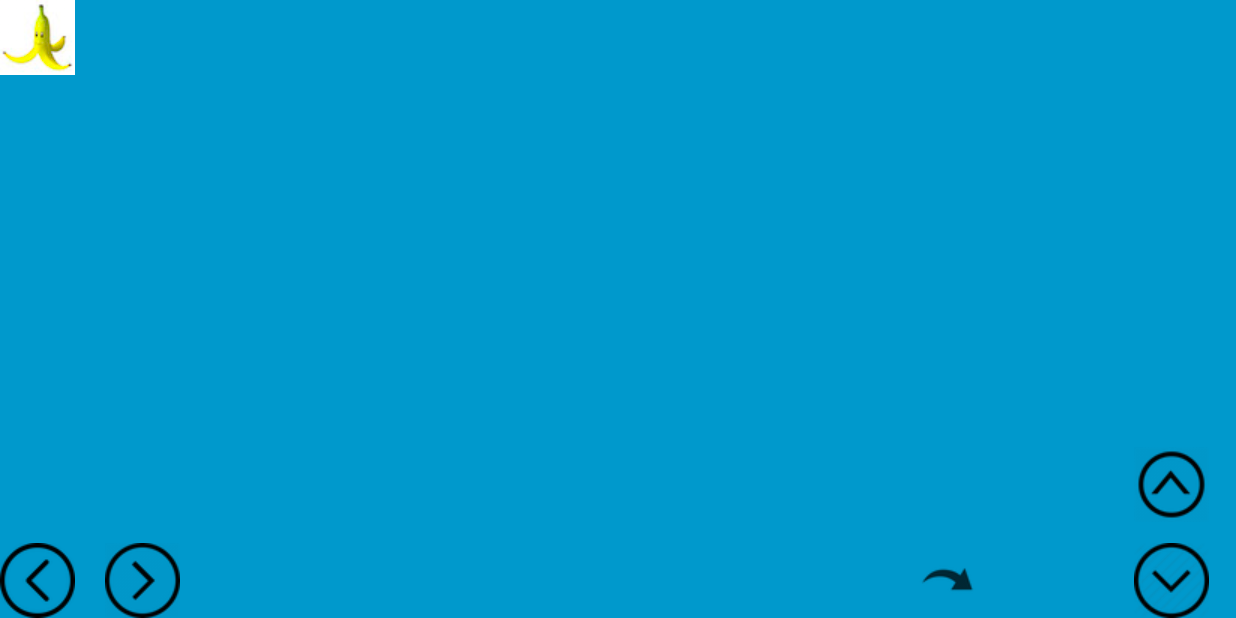
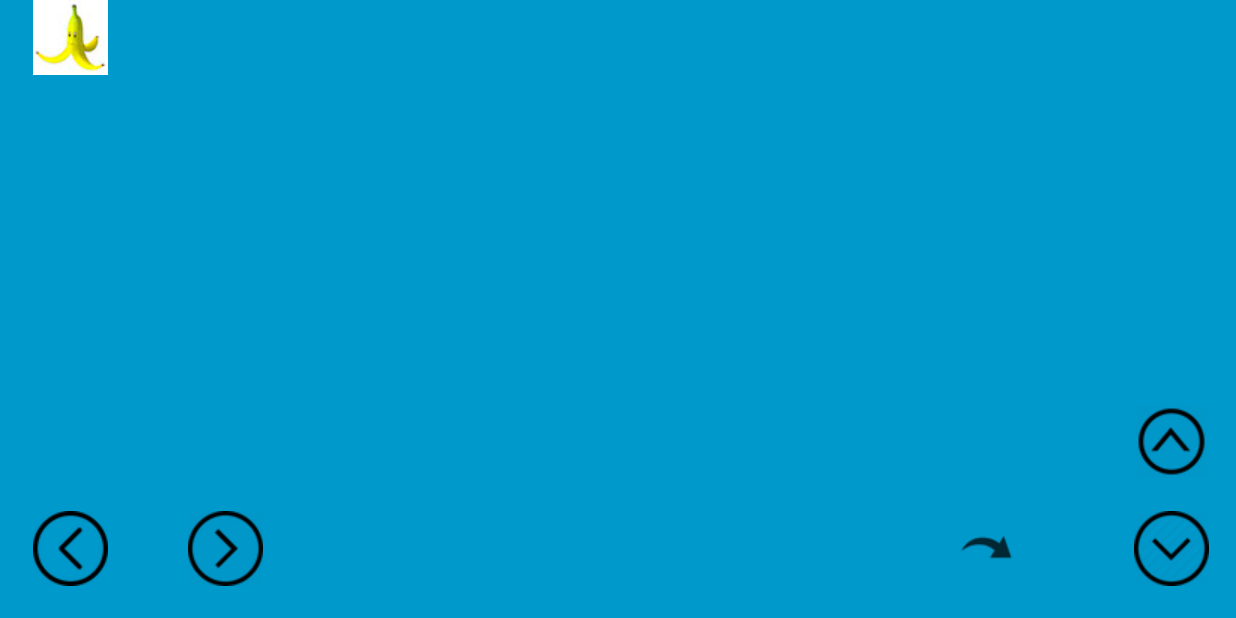
Before and after one commit to TuTuRyYE/Mario-Kart-Live, an Android app: the GUIGame screen opened directly, with no data from a screen before it, on a phone screen of 824 x 412 dp (held sideways). Run offline under Robolectric (Android 15) with nearby library versions, the phone set to English and light mode, and no system bars; libraries missing offline, so code that uses them is left out: com.parrot.arsdk; 4 statements that could not run were skipped.

Commit message:
Commit Item abstract and display a trap + Modification button

```diff
--- a/app/src/main/res/layout/activity_gui_game.xml
+++ b/app/src/main/res/layout/activity_gui_game.xml
@@ -21,45 +21,6 @@
         <ImageButton
             android:layout_width="wrap_content"
             android:layout_height="wrap_content"
-            app:srcCompat="@drawable/left_arrow"
-            android:id="@+id/turnLeftBtn"
-            android:layout_alignParentBottom="true"
-            android:layout_alignParentStart="true"
-            android:background="@drawable/left_arrow" />
-
-        <ImageButton
-            android:layout_width="wrap_content"
-            android:layout_height="wrap_content"
-            app:srcCompat="@drawable/right_arrow"
-            android:layout_marginStart="20dp"
-            android:id="@+id/turnRightBtn"
-            android:layout_alignParentBottom="true"
-            android:layout_toEndOf="@+id/turnLeftBtn"
-            android:background="@drawable/right_arrow" />
-
-        <ImageButton
-            android:layout_width="wrap_content"
-            android:layout_height="wrap_content"
-            app:srcCompat="@drawable/bottom_arrow"
-            android:layout_marginEnd="18dp"
-            android:id="@+id/moveBackwardBtn"
-            android:layout_alignParentBottom="true"
-            android:layout_alignParentEnd="true"
-            android:background="@drawable/bottom_arrow" />
-
-        <ImageButton
-            android:layout_width="wrap_content"
-            android:layout_height="wrap_content"
-            app:srcCompat="@drawable/top_arrow"
-            android:layout_marginBottom="14dp"
-            android:id="@+id/moveForwardBtn"
-            android:layout_above="@+id/moveBackwardBtn"
-            android:layout_alignStart="@+id/moveBackwardBtn"
-            android:background="@drawable/top_arrow" />
-
-        <ImageButton
-            android:layout_width="wrap_content"
-            android:layout_height="wrap_content"
             app:srcCompat="@drawable/banane"
             android:layout_alignParentTop="true"
             android:layout_toStartOf="@+id/turnRightBtn"
@@ -69,12 +30,53 @@
         <ImageButton
             android:layout_width="wrap_content"
             android:layout_height="wrap_content"
+            app:srcCompat="@drawable/left_arrow"
+            android:id="@+id/turnLeftBtn"
+            android:background="@drawable/left_arrow"
+            android:layout_marginStart="22dp"
+            android:layout_alignTop="@+id/turnRightBtn"
+            android:layout_alignParentStart="true" />
+
+        <ImageButton
+            android:layout_width="wrap_content"
+            android:layout_height="wrap_content"
+            app:srcCompat="@drawable/bottom_arrow"
+            android:layout_marginEnd="18dp"
+            android:id="@+id/moveBackwardBtn"
+            android:background="@drawable/bottom_arrow"
+            android:layout_below="@+id/moveForwardBtn"
+            android:layout_alignParentEnd="true" />
+
+        <ImageButton
+            android:layout_width="wrap_content"
+            android:layout_height="wrap_content"
+            app:srcCompat="@drawable/top_arrow"
+            android:id="@+id/moveForwardBtn"
+            android:background="@drawable/top_arrow"
+            android:layout_above="@+id/turnRightBtn"
+            android:layout_alignStart="@+id/moveBackwardBtn"
+            android:layout_marginBottom="21dp" />
+
+        <ImageButton
+            android:layout_width="wrap_content"
+            android:layout_height="wrap_content"
             app:srcCompat="@drawable/jump_arrow"
             android:id="@+id/jumpBtn"
-            android:layout_marginEnd="99dp"
+            android:layout_marginEnd="73dp"
+            android:background="@drawable/jump_arrow"
+            android:layout_alignTop="@+id/moveBackwardBtn"
+            android:layout_toStartOf="@+id/moveBackwardBtn" />
+
+        <ImageButton
+            android:layout_width="wrap_content"
+            android:layout_height="wrap_content"
+            app:srcCompat="@drawable/right_arrow"
+            android:id="@+id/turnRightBtn"
+            android:background="@drawable/right_arrow"
+            android:layout_marginStart="53dp"
+            android:layout_marginBottom="21dp"
             android:layout_alignParentBottom="true"
-            android:layout_toStartOf="@+id/moveBackwardBtn"
-            android:background="@drawable/jump_arrow" />
+            android:layout_toEndOf="@+id/turnLeftBtn" />
 
     </RelativeLayout>
 </FrameLayout>
```
Also changed, not shown: app/src/main/java/fr/enseeiht/superjumpingsumokart/GUIGame.java (+13 -7 lines), app/src/main/java/fr/enseeiht/superjumpingsumokart/application/Banana.java (added, +25 -0 lines), app/src/main/java/fr/enseeiht/superjumpingsumokart/application/DroneController.java (+9 -0 lines), app/src/main/java/fr/enseeiht/superjumpingsumokart/application/Item.java (+69 -11 lines).
